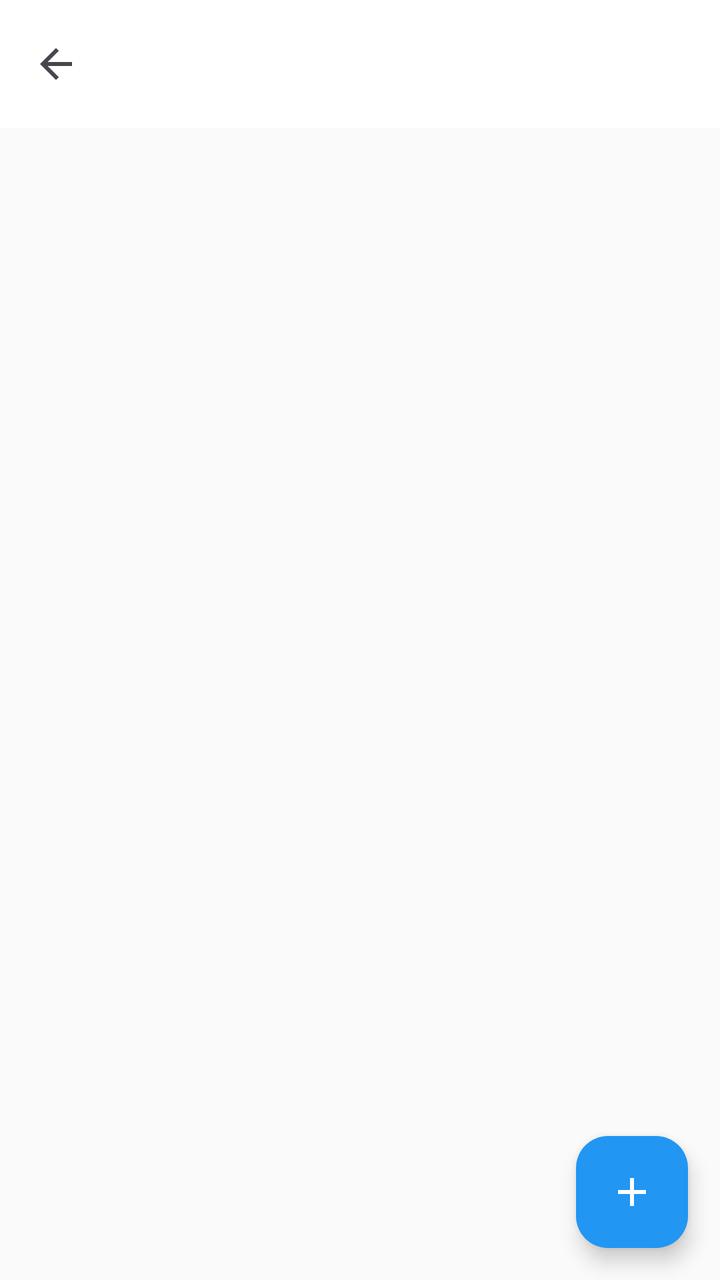
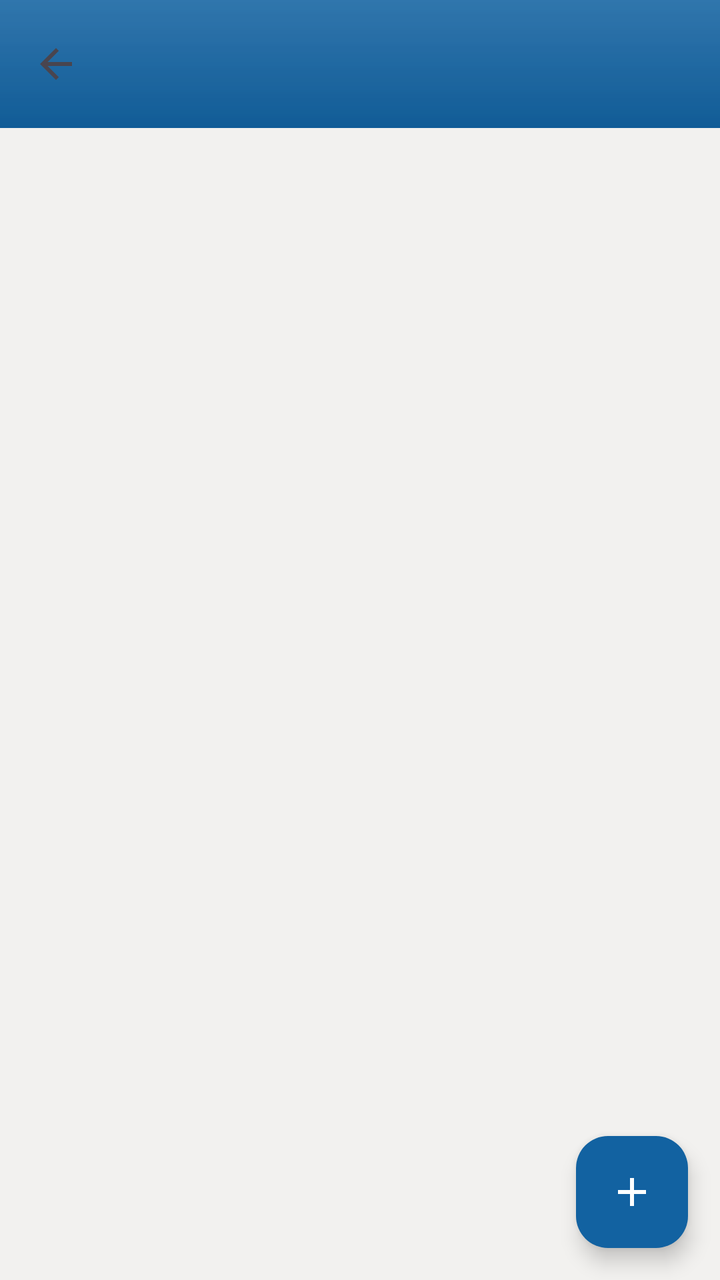

An Android layout rendered at two revisions. The XML below is the earlier revision; the diff shows what the commit changed to produce the second picture.
<!-- AndroidManifest.xml: application theme Theme.DoitClone -->
<!-- res/layout/activity_organize_list.xml -->
<FrameLayout
    xmlns:android="http://schemas.android.com/apk/res/android"
    xmlns:app="http://schemas.android.com/apk/res-auto"
    android:layout_width="match_parent"
    android:layout_height="match_parent">

    <LinearLayout
        android:layout_width="match_parent"
        android:layout_height="match_parent"
        android:orientation="vertical">

        <com.google.android.material.appbar.MaterialToolbar
            android:id="@+id/toolbar"
            android:layout_width="match_parent"
            android:layout_height="?attr/actionBarSize"
            android:background="@color/surface"
            app:navigationIcon="@drawable/ic_arrow_back" />

        <FrameLayout
            android:layout_width="match_parent"
            android:layout_height="match_parent">

            <TextView
                android:id="@+id/empty_view"
                android:layout_width="wrap_content"
                android:layout_height="wrap_content"
                android:layout_gravity="center"
                android:text="@string/empty_list"
                android:textColor="@color/text_hint"
                android:visibility="gone" />

            <androidx.recyclerview.widget.RecyclerView
                android:id="@+id/organize_list"
                android:layout_width="match_parent"
                android:layout_height="match_parent"
                android:clipToPadding="false"
                android:paddingBottom="96dp" />
        </FrameLayout>
    </LinearLayout>

    <com.google.android.material.floatingactionbutton.FloatingActionButton
        android:id="@+id/fab_add"
        android:layout_width="wrap_content"
        android:layout_height="wrap_content"
        android:layout_gravity="bottom|end"
        android:layout_margin="16dp"
        android:contentDescription="@string/new_project"
        android:src="@drawable/ic_add"
        app:backgroundTint="@color/primary"
        app:tint="@color/on_primary" />
</FrameLayout>
<!-- resources referenced by this layout -->
<resources>
  <color name="on_primary">#FFFFFFFF</color>
  <color name="primary">#FF2196F3</color>
  <color name="surface">#FFFFFFFF</color>
  <color name="text_hint">#61000000</color>
  <!-- drawable ic_add (drawable) -->
  <vector xmlns:android="http://schemas.android.com/apk/res/android"
      android:width="24dp" android:height="24dp"
      android:viewportWidth="24" android:viewportHeight="24"
      android:tint="?attr/colorControlNormal">
      <path android:fillColor="@android:color/white" android:pathData="M19,13h-6v6h-2v-6H5v-2h6V5h2v6h6v2z" />
  </vector>
  <!-- drawable ic_arrow_back (drawable) -->
  <vector xmlns:android="http://schemas.android.com/apk/res/android"
      android:width="24dp" android:height="24dp"
      android:viewportWidth="24" android:viewportHeight="24"
      android:tint="?attr/colorControlNormal">
      <path android:fillColor="@android:color/white" android:pathData="M20,11H7.83l5.59,-5.59L12,4l-8,8 8,8 1.41,-1.41L7.83,13H20v-2z" />
  </vector>
  <string name="empty_list">暂无内容</string>
  <string name="new_project">新建项目</string>
  <style name="Theme.DoitClone" parent="Theme.Material3.DayNight.NoActionBar">
          <item name="colorPrimary">@color/primary</item>
          <item name="colorOnPrimary">@color/on_primary</item>
          <item name="colorPrimaryContainer">@color/primary_container</item>
          <item name="android:colorBackground">@color/background</item>
          <item name="android:statusBarColor">@color/surface</item>
          <item name="android:windowLightStatusBar">true</item>
      </style>
  <color name="primary_container">#FFE3F2FD</color>
  <color name="background">#FFFAFAFA</color>
</resources>

<!-- the commit's change to res/layout/activity_organize_list.xml (unified diff, before → after) -->
@@ -13,8 +13,10 @@
             android:id="@+id/toolbar"
             android:layout_width="match_parent"
             android:layout_height="?attr/actionBarSize"
-            android:background="@color/surface"
-            app:navigationIcon="@drawable/ic_arrow_back" />
+            android:background="@drawable/actionbar_bg"
+            app:navigationIcon="@drawable/ic_arrow_back" 
+        app:titleTextColor="@color/actionbar_title_text_color"
+        app:theme="@style/ToolbarMenuTheme" />
 
         <FrameLayout
             android:layout_width="match_parent"
<!-- resource entries referenced after the edit -->
@@ -1,9 +1,28 @@
 <!-- resources referenced by this layout -->
 <resources>
+  <color name="actionbar_title_text_color">#B2FFFFFF</color>
   <color name="on_primary">#FFFFFFFF</color>
-  <color name="primary">#FF2196F3</color>
-  <color name="surface">#FFFFFFFF</color>
-  <color name="text_hint">#61000000</color>
+  <color name="primary">#FF1262A1</color>
+  <color name="text_hint">#66000000</color>
+  <!-- drawable actionbar_bg (drawable) -->
+  <?xml version="1.0" encoding="utf-8"?>
+  <layer-list xmlns:android="http://schemas.android.com/apk/res/android">
+      <item>
+          <shape android:shape="rectangle">
+              <solid android:color="@color/actionbar_bg" />
+          </shape>
+      </item>
+      <item>
+          <shape android:shape="rectangle">
+              <gradient android:angle="270" android:startColor="@color/actionbar_bg_top" android:endColor="#00000000" />
+          </shape>
+      </item>
+      <item>
+          <shape android:shape="rectangle">
+              <gradient android:angle="90" android:startColor="@color/actionbar_bg_bottom" android:endColor="#00000000" />
+          </shape>
+      </item>
+  </layer-list>
   <!-- drawable ic_add (drawable) -->
   <vector xmlns:android="http://schemas.android.com/apk/res/android"
       android:width="24dp" android:height="24dp"
@@ -20,15 +39,20 @@
   </vector>
   <string name="empty_list">暂无内容</string>
   <string name="new_project">新建项目</string>
+  <style name="ToolbarMenuTheme" parent="ThemeOverlay.Material3.Dark">
+          <item name="colorControlNormal">#FFFFFFFF</item>
+      </style>
   <style name="Theme.DoitClone" parent="Theme.Material3.DayNight.NoActionBar">
-          <item name="colorPrimary">@color/primary</item>
-          <item name="colorOnPrimary">@color/on_primary</item>
-          <item name="colorPrimaryContainer">@color/primary_container</item>
-          <item name="android:colorBackground">@color/background</item>
-          <item name="android:statusBarColor">@color/surface</item>
-          <item name="android:windowLightStatusBar">true</item>
+          <item name="colorPrimary">@color/actionbar_bg</item>
+          <item name="colorOnPrimary">#FFFFFFFF</item>
+          <item name="android:colorBackground">@color/home_content_bg</item>
+          <item name="android:statusBarColor">@color/actionbar_statusbar</item>
+          <item name="android:windowLightStatusBar">false</item>
       </style>
-  <color name="primary_container">#FFE3F2FD</color>
-  <color name="background">#FFFAFAFA</color>
+  <color name="actionbar_bg">#FF1262A1</color>
+  <color name="actionbar_bg_top">#20FFFFFF</color>
+  <color name="actionbar_bg_bottom">#10000000</color>
+  <color name="home_content_bg">#FFF2F1EF</color>
+  <color name="actionbar_statusbar">#FF0E4F84</color>
 </resources>
 
